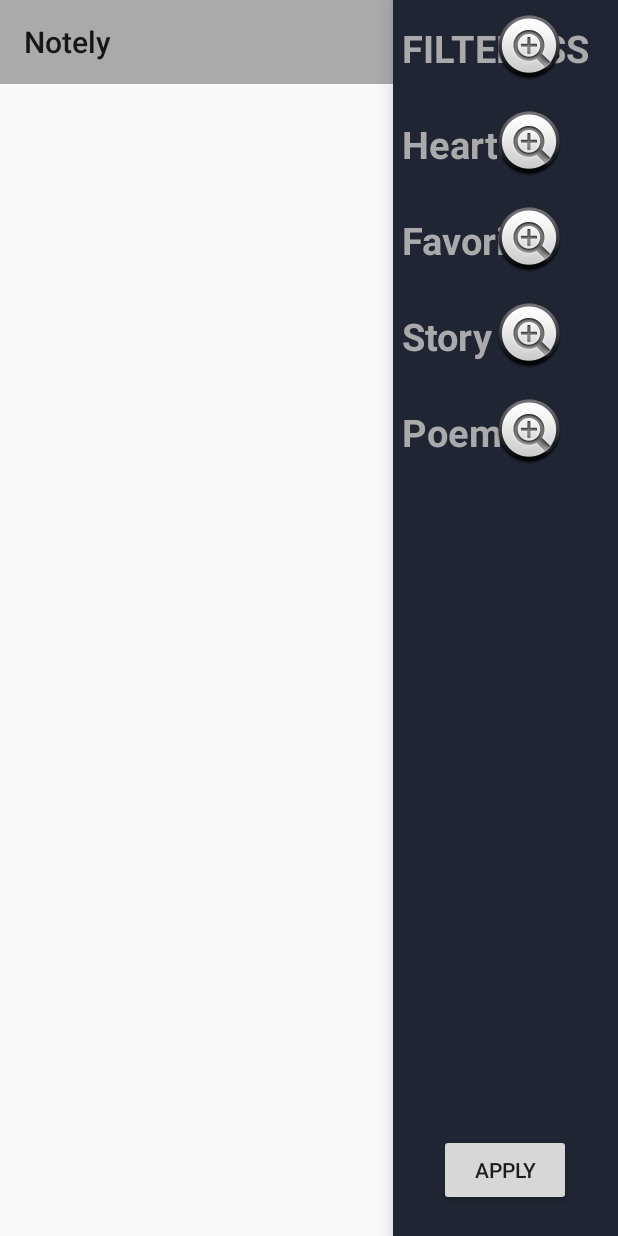
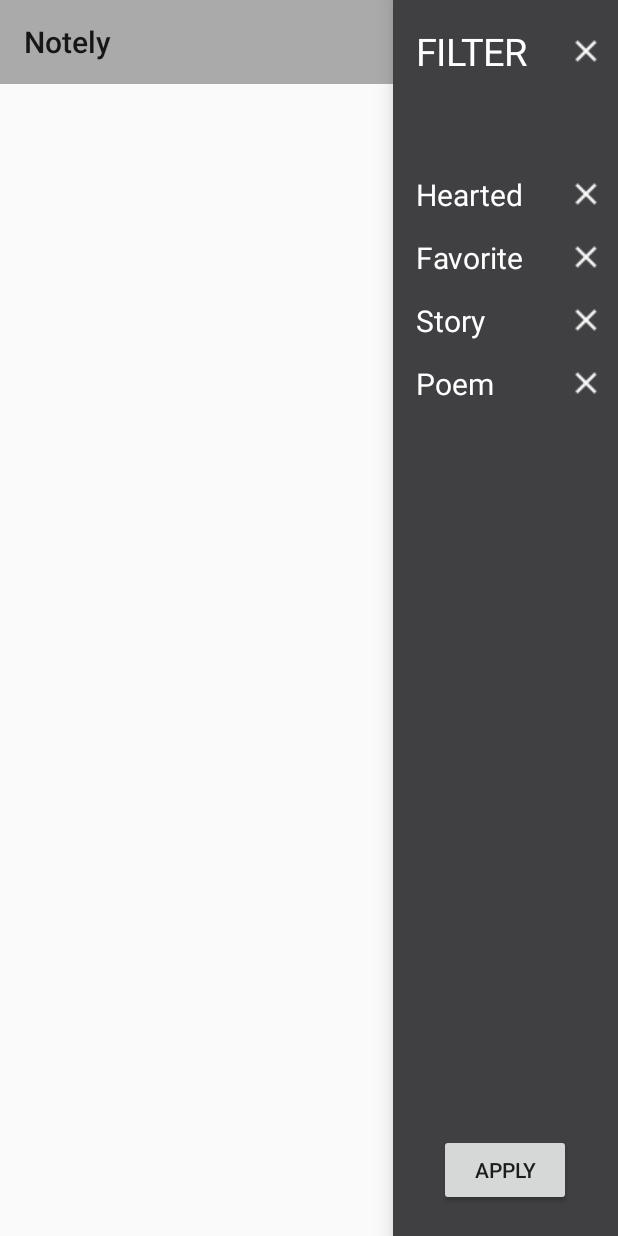
Before and after one commit to rohitksingh/Demo-Asign, an Android app: the screen it shows after launch (NotelyListActivity), with the side drawer open, on a phone screen of 412 x 824 dp. Run offline under Robolectric (Android 15) with nearby library versions, the phone set to English and light mode, and no system bars.

Commit message:
Layout changed as per design

```diff
--- a/Notely/app/src/main/java/rohksin/com/notely/Activities/NotelyListActivity.java
+++ b/Notely/app/src/main/java/rohksin/com/notely/Activities/NotelyListActivity.java
@@ -255,8 +255,8 @@ public class NotelyListActivity extends AppCompatActivity{
     {
         RelativeLayout allfilters = (RelativeLayout) findViewById(R.id.all_filters);
         final TextView textView = (TextView)allfilters.findViewById(R.id.filterText);
-        textView.setText("FILTERSSS");
-
+        textView.setText("FILTER");
+        textView.setTextSize(25);
         allfilters.setOnClickListener(new View.OnClickListener() {
             @Override
             public void onClick(View v) {
@@ -275,7 +275,7 @@ public class NotelyListActivity extends AppCompatActivity{
     public void setUpFilter(final int id, String name)
     {
         Log.d("ID inside",id+"");
-        RelativeLayout allfilters = (RelativeLayout) findViewById(id);
+        final RelativeLayout allfilters = (RelativeLayout) findViewById(id);
         final TextView textView = (TextView)allfilters.findViewById(R.id.filterText);
         textView.setText(name);
 
@@ -284,13 +284,15 @@ public class NotelyListActivity extends AppCompatActivity{
             public void onClick(View v) {
 
                 if(!FilterUtility.isEnabled(id)) {
-                    textView.setTextColor(Color.BLUE);
+                    //textView.setTextColor(Color.BLUE);
+                    allfilters.setBackgroundColor(getResources().getColor(R.color.filterEnable));
                     FilterUtility.toggele(id);
                     filtersApplied = true;
                 }
                 else
                 {
-                    textView.setTextColor(Color.RED);
+                    //textView.setTextColor(Color.RED);
+                    allfilters.setBackgroundColor(Color.TRANSPARENT);
                     FilterUtility.toggele(id);
                     filtersApplied = false;
                 }
@@ -303,7 +305,8 @@ public class NotelyListActivity extends AppCompatActivity{
     {
         RelativeLayout allfilters = (RelativeLayout) findViewById(id);
         final TextView textView = (TextView)allfilters.findViewById(R.id.filterText);
-        textView.setTextColor(Color.RED);
+        //textView.setTextColor(Color.WHITE);
+        allfilters.setBackgroundColor(Color.TRANSPARENT);
         // This is disbaled color Change to in Color Source
     }
 
--- a/Notely/app/src/main/res/layout/filter_drawer_layout.xml
+++ b/Notely/app/src/main/res/layout/filter_drawer_layout.xml
@@ -2,7 +2,7 @@
 <RelativeLayout xmlns:android="http://schemas.android.com/apk/res/android"
     android:layout_width="match_parent"
     android:layout_height="match_parent"
-    android:background="#1f2533"
+    android:background="#404043"
     >
 
     <LinearLayout
@@ -10,9 +10,16 @@
         android:layout_height="wrap_content"
         android:orientation="vertical"
         >
-    <include layout="@layout/filter_item"
+        <View
+            android:layout_width="wrap_content"
+            android:layout_height="10dp"/>
+        <include layout="@layout/filter_item"
         android:id="@+id/all_filters"
         />
+        <View
+            android:layout_width="wrap_content"
+            android:layout_height="50dp"/>
+
         <include layout="@layout/filter_item"
             android:id="@+id/hearted"
             />
--- a/Notely/app/src/main/res/layout/filter_item.xml
+++ b/Notely/app/src/main/res/layout/filter_item.xml
@@ -2,8 +2,10 @@
 <RelativeLayout xmlns:android="http://schemas.android.com/apk/res/android"
     android:layout_width="match_parent"
     android:layout_height="wrap_content"
-    android:layout_marginTop="10sp"
-    android:layout_marginBottom="10sp"
+    android:layout_marginTop="1sp"
+    android:layout_marginBottom="1sp"
+    android:layout_marginLeft="3sp"
+    android:layout_marginRight="3sp"
     >
 
     <TextView
@@ -14,17 +16,18 @@
         android:text="filterText"
         android:layout_centerVertical="true"
         android:layout_marginLeft="6sp"
-        android:textSize="25sp"
-        android:textStyle="bold"
-        android:textColor="@android:color/darker_gray"
+        android:textSize="20sp"
+        android:textColor="#ffffff"
+        android:padding="6dp"
         />
     <ImageView
         android:id="@+id/filterIcon"
         android:layout_width="wrap_content"
         android:layout_height="wrap_content"
         android:layout_alignParentRight="true"
-        android:background="@android:drawable/btn_plus"
+        android:background="@drawable/clear"
         android:layout_marginRight="6sp"
+        android:layout_centerVertical="true"
         />
 
 </RelativeLayout>
--- a/Notely/app/src/main/res/menu/notely_menu.xml
+++ b/Notely/app/src/main/res/menu/notely_menu.xml
@@ -4,13 +4,13 @@
     <item android:id="@+id/addNote"
         android:title="Filter"
         android:orderInCategory="100"
-        android:icon="@mipmap/ic_launcher_round"
+        android:icon="@drawable/add"
         app:showAsAction="always"
         />
     <item android:id="@+id/filters"
         android:title="Filter"
         android:orderInCategory="100"
-        android:icon="@mipmap/ic_launcher"
+        android:icon="@drawable/filter_list"
         app:showAsAction="always"
         />
 </menu>
--- a/Notely/app/src/main/res/values/colors.xml
+++ b/Notely/app/src/main/res/values/colors.xml
@@ -1,6 +1,10 @@
 <?xml version="1.0" encoding="utf-8"?>
 <resources>
-    <color name="colorPrimary">#3F51B5</color>
-    <color name="colorPrimaryDark">#303F9F</color>
+    <color name="colorPrimary">@android:color/darker_gray</color>
+    <color name="colorPrimaryDark">@android:color/darker_gray</color>
     <color name="colorAccent">#FF4081</color>
+    <color name="filterEnable">#01d273</color>
+    <color name="filterBackground">#404043</color>
+    <color name="filterDisabledTextColor">#a5a5a5</color>
+    <color name="notelyGray">@android:color/darker_gray</color>
 </resources>
```
Also changed, not shown: Notely/app/src/main/java/rohksin/com/notely/Activities/NotelyDetailActivity.java (+4 -3 lines), Notely/app/src/main/res/layout/notely_collapsible_header.xml (added, +28 -0 lines), Notely/app/src/main/res/layout/notely_detail_actiivty.xml (+10 -4 lines), Notely/app/src/main/res/layout/notely_list_item.xml (+55 -45 lines), Notely/app/src/main/res/drawable/add.png (added), Notely/app/src/main/res/drawable/clear.png (added), Notely/app/src/main/res/drawable/filter_list.png (added).
